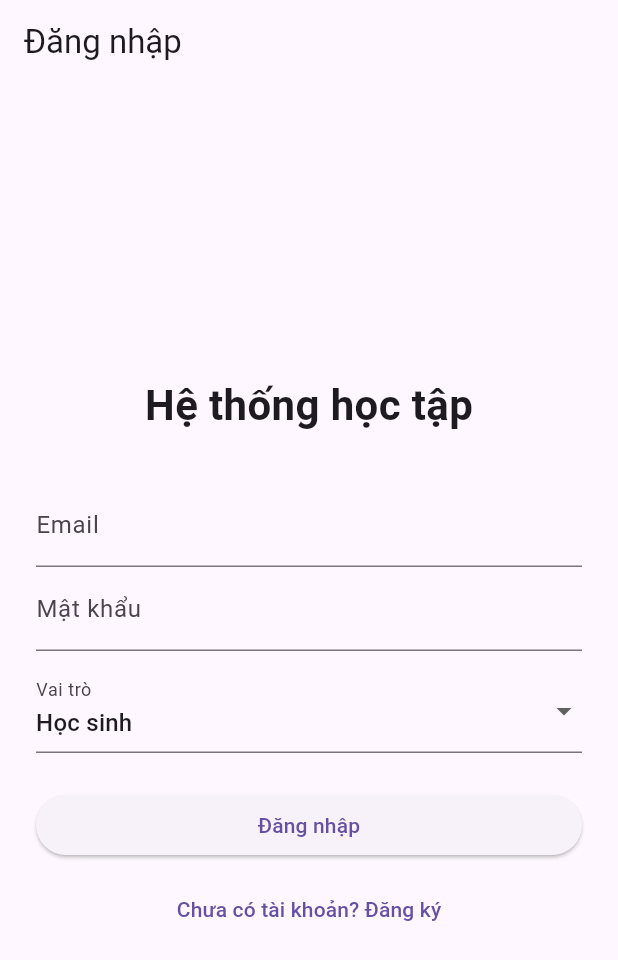
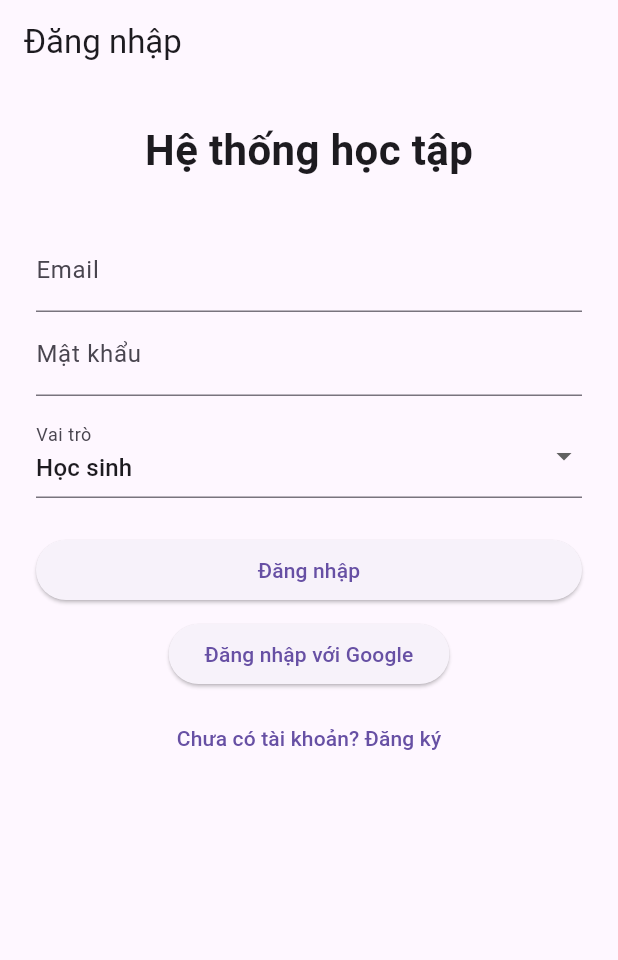
Before and after one commit to okluon2004/math_game, a Flutter app: the screen it shows after launch, on a phone screen of 412 x 824 dp. Shown: the top 960 px of the screen. Run offline on Flutter 3.47's test engine with Material 3 defaults, Android fonts, the phone set to English and light mode, and no system bars; our stand-ins replace firebase_auth, firebase_core, google_sign_in; accounts and stored records are empty.

Commit message:
đăng nhập google, xác thực email

```diff
--- /dev/null
+++ b/lib/google_sign_in_page.dart
@@ -0,0 +1,69 @@
+import 'package:flutter/material.dart';
+import 'package:firebase_auth/firebase_auth.dart';
+import 'package:google_sign_in/google_sign_in.dart';
+
+class GoogleSignInPage extends StatefulWidget {
+  @override
+  _GoogleSignInPageState createState() => _GoogleSignInPageState();
+}
+
+class _GoogleSignInPageState extends State<GoogleSignInPage> {
+  User? _user;
+
+  Future<void> signInWithGoogle() async {
+    final GoogleSignIn googleSignIn = GoogleSignIn();
+    final GoogleSignInAccount? googleUser = await googleSignIn.signIn();
+
+    if (googleUser == null) return; // người dùng cancel
+
+    final GoogleSignInAuthentication googleAuth = await googleUser.authentication;
+
+    final credential = GoogleAuthProvider.credential(
+      accessToken: googleAuth.accessToken,
+      idToken: googleAuth.idToken,
+    );
+
+    final UserCredential userCredential =
+    await FirebaseAuth.instance.signInWithCredential(credential);
+
+    setState(() {
+      _user = userCredential.user;
+    });
+  }
+
+  @override
+  Widget build(BuildContext context) {
+    // KHÔNG dùng Scaffold ở đây!
+    return _user == null
+        ? ElevatedButton(
+      onPressed: signInWithGoogle,
+      child: Text('Đăng nhập với Google'),
+    )
+        : Row(
+      children: [
+        CircleAvatar(
+          backgroundImage: NetworkImage(_user!.photoURL ?? ''),
+          radius: 20,
+        ),
+        SizedBox(width: 10),
+        Column(
+          crossAxisAlignment: CrossAxisAlignment.start,
+          children: [
+            Text('Xin chào, ${_user!.displayName}!'),
+            Text(_user!.email ?? ''),
+            SizedBox(height: 10),
+            ElevatedButton(
+              onPressed: () async {
+                await FirebaseAuth.instance.signOut();
+                setState(() {
+                  _user = null;
+                });
+              },
+              child: Text('Đăng xuất'),
+            )
+          ],
+        ),
+      ],
+    );
+  }
+}
--- a/lib/main.dart
+++ b/lib/main.dart
@@ -2,6 +2,7 @@
 import 'screens/auth/login_screen.dart';
 import 'package:firebase_core/firebase_core.dart';
 import 'firebase_options.dart';
+
 
 void main() async {
   WidgetsFlutterBinding.ensureInitialized(); // Bắt buộc cho các hàm async trước runApp
--- a/lib/screens/auth/login_screen.dart
+++ b/lib/screens/auth/login_screen.dart
@@ -3,6 +3,7 @@
 import '../student/student_dashboard.dart';
 import '../admin/admin_dashboard.dart';
 import '../../services/auth_service.dart';
+import '../../google_sign_in_page.dart';
 
 class LoginScreen extends StatefulWidget {
   const LoginScreen({super.key});
@@ -36,7 +37,6 @@
           });
 
           if (result['success']) {
-            // Login successful, navigate based on role
             if (role == 'student') {
               Navigator.pushReplacement(
                 context,
@@ -49,10 +49,8 @@
               );
             }
           } else if (result['needsVerification'] == true) {
-            // Email not verified, show verification dialog
             _showEmailVerificationDialog(result['message']);
           } else {
-            // Show error dialog
             showDialog(
               context: context,
               builder: (context) => AlertDialog(
@@ -115,7 +113,7 @@
           ),
           ElevatedButton(
             onPressed: () async {
-              Navigator.of(context).pop(); // Close dialog first
+              Navigator.of(context).pop();
               await _resendVerificationEmail();
             },
             child: const Text('Gửi lại'),
@@ -174,12 +172,16 @@
   Widget build(BuildContext context) {
     return Scaffold(
       appBar: AppBar(title: const Text('Đăng nhập')),
-      body: Center(
-        child: SingleChildScrollView(
+      body: SingleChildScrollView(
         padding: const EdgeInsets.all(24),
+        child: Center(
+          child: Container(
+            width: 400, // hoặc bạn có thể dùng MediaQuery để responsive
             child: Form(
               key: _formKey,
               child: Column(
+                mainAxisSize: MainAxisSize.min,
+                crossAxisAlignment: CrossAxisAlignment.center,
                 children: [
                   const Text(
                     "Hệ thống học tập",
@@ -223,6 +225,8 @@
                     ),
                   ),
                   const SizedBox(height: 8),
+                  GoogleSignInPage(),
+                  const SizedBox(height: 8),
                   TextButton(
                     onPressed: () => Navigator.push(
                       context,
@@ -235,6 +239,7 @@
             ),
           ),
         ),
+      ),
     );
   }
 }
--- a/pubspec.yaml
+++ b/pubspec.yaml
@@ -13,9 +13,11 @@
   flame: ^1.17.0
   flame_audio: ^2.1.2
   firebase_core: ^4.0.0
-  firebase_auth: ^4.21.0
+  firebase_auth: 6.0.0
   cupertino_icons: ^1.0.8
   firebase_analytics: ^12.0.0
+  google_sign_in: ^6.0.0
+
 
 dev_dependencies:
   flutter_test:
```
Also changed, not shown: firebase.json, lib/firebase_options.dart, pubspec.lock, 8 other files. Lines whose indentation alone changed are shown as unchanged.
